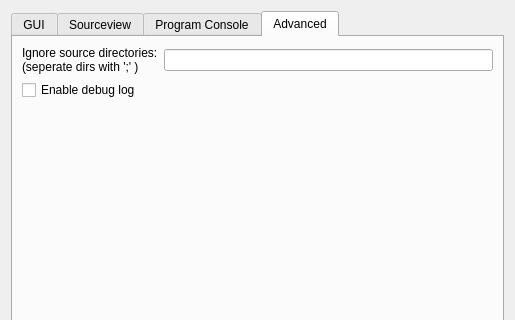
This is src/settingsdialog.ui in jhn98032/gede as Qt 5 draws it before an edit; both pictures show x 0 to 515 and y 0 to 320 of the 515 by 546 pixel window. The edited form follows.
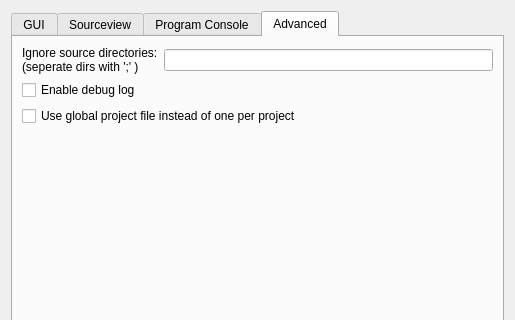
This is the edited form. The open tabs and pages were chosen to show the change. Custom widgets are drawn as their Qt base class.

Commit message: Added support for global project file

```diff
--- a/src/settingsdialog.ui
+++ b/src/settingsdialog.ui
@@ -777,6 +777,13 @@
          </property>
         </widget>
        </item>
+       <item>
+        <widget class="QCheckBox" name="checkBox_globalProjConfig">
+         <property name="text">
+          <string>Use global project file instead of one per project</string>
+         </property>
+        </widget>
+       </item>
        <item>
         <spacer name="verticalSpacer_2">
          <property name="orientation">
```
The commit also changes 4 other files.
